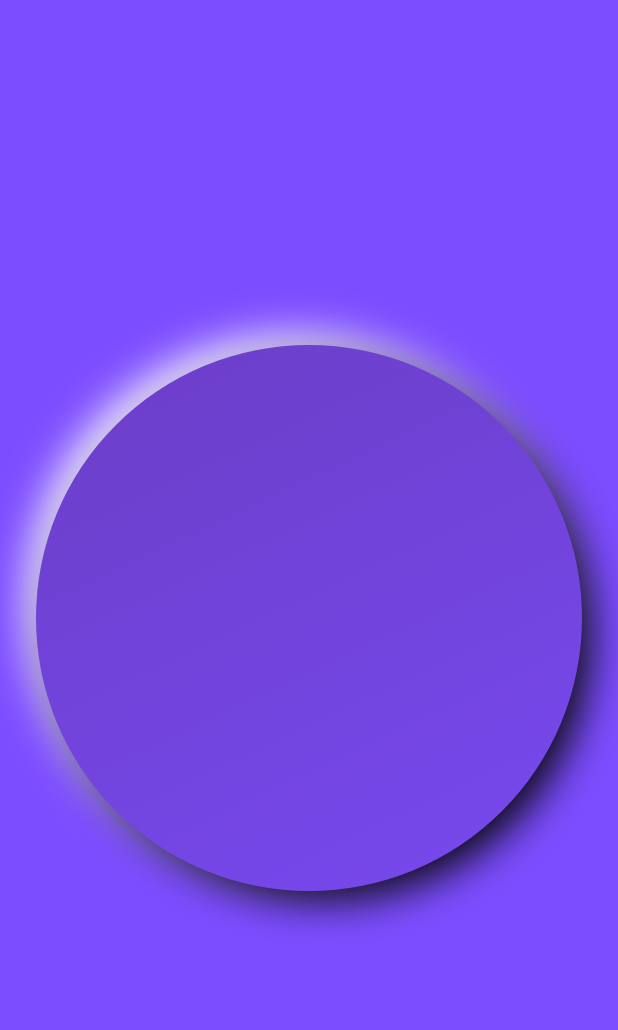
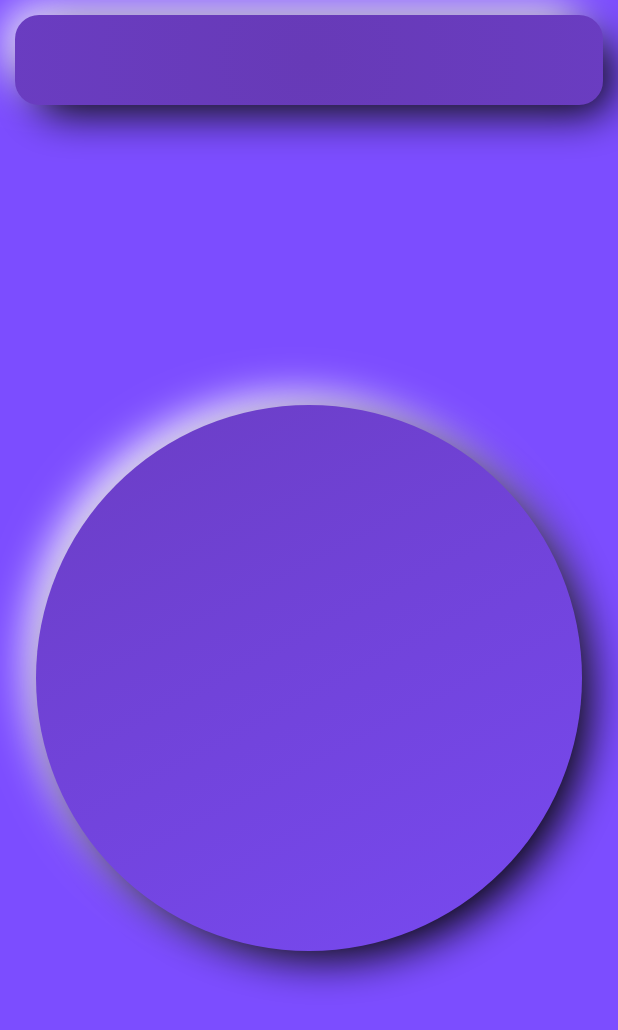
Before and after one commit to Vibhanshu2209/newAlgo, a Flutter app: the screen it shows after launch, on a phone screen of 412 x 824 dp. Shown: the top 1030 px of the screen. Run offline on Flutter 3.47's test engine with Material 2 defaults, Android fonts, the phone set to English and light mode, and no system bars; missing offline and left inert: dart:html.

Commit message:
Appbar included

```diff
--- a/lib/main.dart
+++ b/lib/main.dart
@@ -20,6 +20,7 @@ class MyApp extends StatelessWidget {
       ),
       home: Scaffold(
         backgroundColor: Colors.deepPurpleAccent,
+        appBar: CustomAppBar(),
         body: Container(
           margin: EdgeInsets.all(24),
           decoration: BoxDecoration(
```
